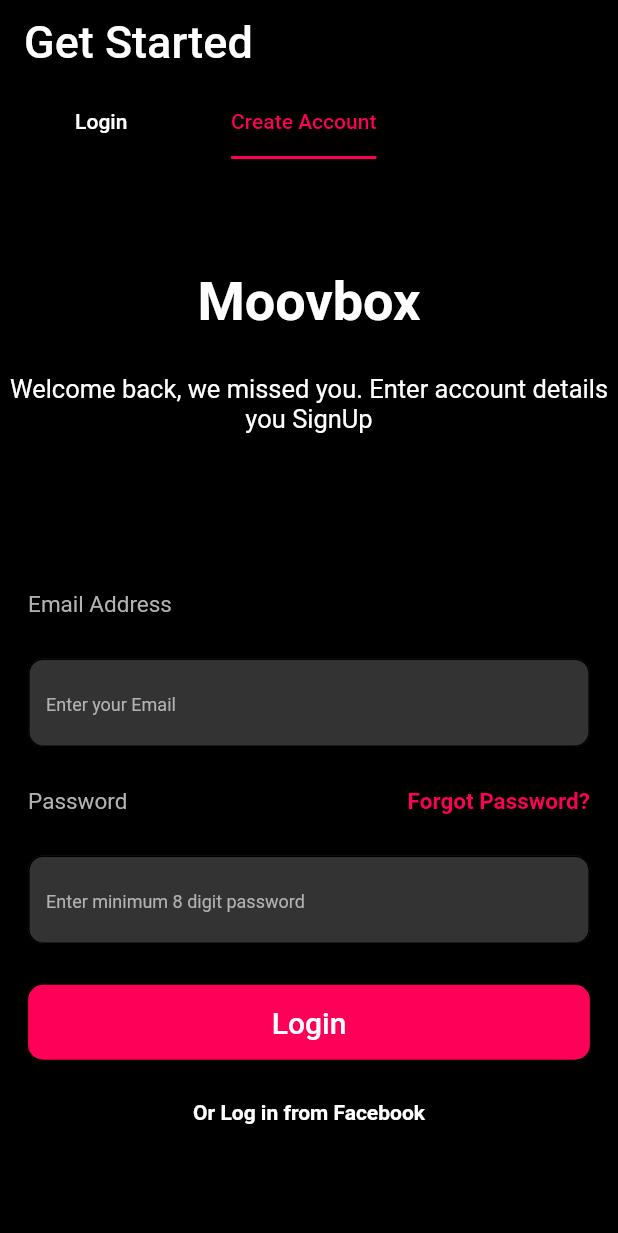
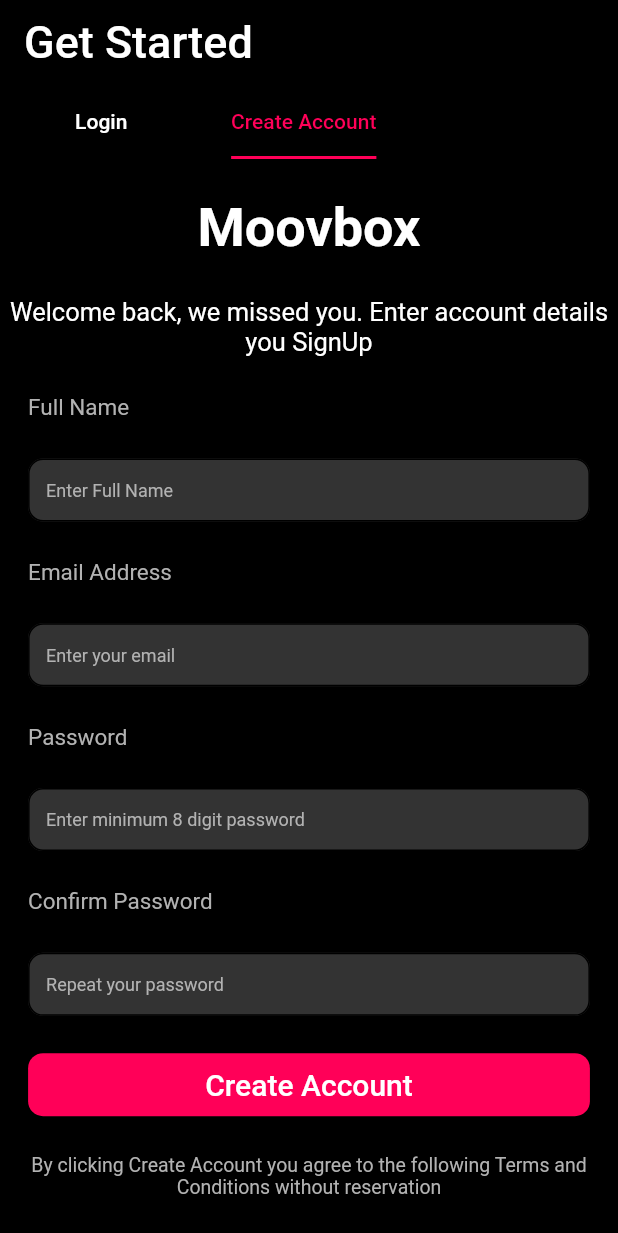
Before and after one commit to Zain-ul-abdin0/Movbox, a Flutter app: the screen it shows after launch, tab 2 chosen, on a phone screen of 412 x 824 dp. Shown: the top 1233 px of the screen. Run offline on Flutter 3.47's test engine with Material 2 defaults, Android fonts, the phone set to English and light mode, and no system bars.

Commit message:
Login and Sign Up is completed

```diff
--- /dev/null
+++ b/lib/components/LoginAndSignUp/Login.dart
@@ -0,0 +1,139 @@
+import 'package:flutter/material.dart';
+
+class Login extends StatelessWidget {
+  Login(this.name);
+
+  String name;
+
+  @override
+  Widget build(BuildContext context) {
+    return Container(
+      child: Column(
+        mainAxisAlignment: MainAxisAlignment.spaceEvenly,
+        mainAxisSize: MainAxisSize.min,
+        children: <Widget>[
+          SizedBox(
+            height: 20,
+          ),
+          Text(
+            'Moovbox',
+            style: TextStyle(
+                fontSize: 36, fontWeight: FontWeight.bold, color: Colors.white),
+          ),
+          Text(
+            'Welcome back, we missed you. Enter account details you $name',
+            textAlign: TextAlign.center,
+            style: TextStyle(
+              fontSize: 17,
+              color: Colors.white,
+            ),
+          ),
+          SizedBox(
+            height: 50,
+          ),
+          FieldName('Email Address', false),
+          TextInput('Enter your Email'),
+          FieldName('Password', true),
+          TextInput('Enter minimum 8 digit password'),
+          LoginBtn(),
+          Text(
+            'Or Log in from Facebook',
+            style: TextStyle(color: Colors.white, fontWeight: FontWeight.bold),
+          ),
+          SizedBox(
+            height: 20,
+          )
+        ],
+      ),
+    );
+  }
+}
+
+class TextInput extends StatelessWidget {
+  TextInput(this.hintText);
+  String hintText;
+  @override
+  Widget build(BuildContext context) {
+    return Container(
+      height: 42,
+      width: MediaQuery.of(context).size.width / 1.1,
+      child: TextField(
+          style: TextStyle(color: Colors.white),
+          decoration: InputDecoration(
+              enabledBorder: OutlineInputBorder(
+                  borderRadius: BorderRadius.all(Radius.circular(10))),
+              hintStyle: TextStyle(fontSize: 12.0, color: Color(0xffB2B2B2)),
+              hintText: hintText,
+              focusColor: Colors.white,
+              filled: true,
+              fillColor: Color(0xff333333))),
+    );
+  }
+}
+
+class FieldName extends StatelessWidget {
+  FieldName(this.name, this.check);
+  String name;
+  bool check;
+  @override
+  Widget build(BuildContext context) {
+    return Container(
+      width: MediaQuery.of(context).size.width / 1.1,
+      child: Align(
+        alignment: Alignment.bottomLeft,
+        child: Row(
+          mainAxisAlignment: MainAxisAlignment.spaceBetween,
+          children: <Widget>[
+            Text(
+              name,
+              style: TextStyle(
+                fontSize: 15,
+                color: Color(0xffB2B2B2),
+              ),
+            ),
+            check == true?
+
+                Text(
+                  'Forgot Password?',
+                  style: TextStyle(
+                    fontSize: 15,
+                    fontWeight: FontWeight.bold,
+                    color: Color(0xffFF0058),
+                  ),
+                )
+              :Text('xsom')
+
+          ],
+        ),
+      ),
+    );
+  }
+}
+
+class LoginBtn extends StatelessWidget {
+  @override
+  Widget build(BuildContext context) {
+    return Container(
+      width: MediaQuery.of(context).size.width / 1.1,
+      height: 42,
+      child: FlatButton(
+        shape: new RoundedRectangleBorder(
+          borderRadius: new BorderRadius.circular(10.0),
+        ),
+        color: Color(0xffFF0058),
+        textColor: Colors.white,
+        disabledColor: Colors.grey,
+        disabledTextColor: Colors.black,
+        padding: EdgeInsets.all(8.0),
+        splashColor: Colors.blueAccent,
+        onPressed: () {
+          /*...*/
+        },
+        child: Text(
+          "Login",
+          style: TextStyle(fontSize: 20.0),
+        ),
+      ),
+    );
+  }
+}
--- a/lib/components/LoginAndSignUp/Welcome.dart
+++ b/lib/components/LoginAndSignUp/SignUp.dart
@@ -1,7 +1,7 @@
 import 'package:flutter/material.dart';
 
-class LoginAndSignUp extends StatelessWidget {
-  LoginAndSignUp(this.name);
+class SignUp extends StatelessWidget {
+  SignUp(this.name);
 
   String name;
 
@@ -12,9 +12,7 @@ class LoginAndSignUp extends StatelessWidget {
         mainAxisAlignment: MainAxisAlignment.spaceEvenly,
         mainAxisSize: MainAxisSize.min,
         children: <Widget>[
-          SizedBox(
-            height: 20,
-          ),
+
           Text(
             'Moovbox',
             style: TextStyle(
@@ -28,21 +26,27 @@ class LoginAndSignUp extends StatelessWidget {
               color: Colors.white,
             ),
           ),
-          SizedBox(
-            height: 50,
-          ),
-          FieldName('Email Address', false),
-          TextInput('Enter your Email'),
-          FieldName('Password', true),
+
+
+          FieldName('Full Name'),
+          TextInput('Enter Full Name'),
+          FieldName('Email Address'),
+          TextInput('Enter your email'),
+
+
+          FieldName('Password'),
           TextInput('Enter minimum 8 digit password'),
+          FieldName('Confirm Password'),
+          TextInput('Repeat your password'),
+
           LoginBtn(),
           Text(
-            'Or Log in from Facebook',
-            style: TextStyle(color: Colors.white, fontWeight: FontWeight.bold),
+            'By clicking Create Account you agree to the following Terms and Conditions without reservation',
+                        textAlign: TextAlign.center,
+
+            style: TextStyle( fontSize: 13, color: Color(0xffB2B2B2)),
           ),
-          SizedBox(
-            height: 20,
-          )
+
         ],
       ),
     );
@@ -56,6 +60,7 @@ class TextInput extends StatelessWidget {
   Widget build(BuildContext context) {
     return Container(
       width: MediaQuery.of(context).size.width / 1.1,
+      height: 42,
       child: TextField(
           style: TextStyle(color: Colors.white),
           decoration: InputDecoration(
@@ -71,10 +76,9 @@ class TextInput extends StatelessWidget {
 }
 
 class FieldName extends StatelessWidget {
-  FieldName(this.name, this.check);
+  FieldName(this.name,);
   String name;
-  bool check;
-  @override
+   @override
   Widget build(BuildContext context) {
     return Container(
       width: MediaQuery.of(context).size.width / 1.1,
@@ -90,17 +94,7 @@ class FieldName extends StatelessWidget {
                 color: Color(0xffB2B2B2),
               ),
             ),
-            check == true?
 
-                Text(
-                  'Forgot Password?',
-                  style: TextStyle(
-                    fontSize: 15,
-                    fontWeight: FontWeight.bold,
-                    color: Color(0xffFF0058),
-                  ),
-                )
-              :Text('xsom')
 
           ],
         ),
@@ -114,7 +108,7 @@ class LoginBtn extends StatelessWidget {
   Widget build(BuildContext context) {
     return Container(
       width: MediaQuery.of(context).size.width / 1.1,
-      height: 50,
+      height: 42,
       child: FlatButton(
         shape: new RoundedRectangleBorder(
           borderRadius: new BorderRadius.circular(10.0),
@@ -129,7 +123,7 @@ class LoginBtn extends StatelessWidget {
           /*...*/
         },
         child: Text(
-          "Login",
+          "Create Account",
           style: TextStyle(fontSize: 20.0),
         ),
       ),
--- a/lib/main.dart
+++ b/lib/main.dart
@@ -1,5 +1,5 @@
 import 'package:flutter/material.dart';
-import 'package:moovbox/components/LoginAndSignUp/Welcome.dart';
+import 'package:moovbox/screens/LoginandSignUpNavigation.dart';
 
 void main() {
   runApp(MyApp());
@@ -8,53 +8,6 @@ void main() {
 class MyApp extends StatelessWidget {
   @override
   Widget build(BuildContext context) {
-    return Container(
-      child: MaterialApp(
-        home: DefaultTabController(
-          length: 2,
-          child: Scaffold(
-            backgroundColor: Colors.black,
-            appBar: AppBar(
-              title: Text(
-                "Get Started",
-                style: TextStyle(
-                  fontSize: 30,
-                ),
-              ),
-              backgroundColor: Colors.black,
-              bottom: PreferredSize(
-                preferredSize: Size.fromHeight(50),
-                child: Align(
-                  alignment: Alignment.bottomLeft,
-                  child: Container(
-                    width: 270,
-                    child: TabBar(
-                        unselectedLabelColor: Colors.white,
-                        indicatorSize: TabBarIndicatorSize.label,
-                        indicatorColor: Color(0xFFFF0058),
-                        labelColor: Color(0xFFFF0058),
-                        tabs: [
-                          Tab(
-                            child: Text("Login"),
-                          ),
-                          Tab(
-                            child: Text("Create Account"),
-                          ),
-                        ]),
-                  ),
-                ),
-              ),
-            ),
-            body: TabBarView(
-              children: [
-               LoginAndSignUp('Login'),
-               LoginAndSignUp( 'SignUp'),
-
-              ],
-            ),
-          ),
-        ),
-      ),
-    );
+    return LoginAndSignUp();
   }
 }
--- /dev/null
+++ b/lib/screens/LoginandSignUpNavigation.dart
@@ -0,0 +1,58 @@
+import 'package:flutter/material.dart';
+import 'package:moovbox/components/LoginAndSignUp/Login.dart';
+import 'package:moovbox/components/LoginAndSignUp/SignUp.dart';
+
+class LoginAndSignUp extends StatelessWidget {
+  @override
+  Widget build(BuildContext context) {
+    return Container(
+      child: MaterialApp(
+        home: DefaultTabController(
+          length: 2,
+          child: Scaffold(
+            backgroundColor: Colors.black,
+            appBar: AppBar(
+              title: Text(
+                "Get Started",
+                style: TextStyle(
+                  fontSize: 30,
+                ),
+              ),
+              backgroundColor: Colors.black,
+              bottom: PreferredSize(
+                preferredSize: Size.fromHeight(50),
+                child: Align(
+                  alignment: Alignment.bottomLeft,
+                  child: Container(
+                    width: 270,
+                    child: TabBar(
+                        unselectedLabelColor: Colors.white,
+                        indicatorSize: TabBarIndicatorSize.label,
+                        indicatorColor: Color(0xFFFF0058),
+                        labelColor: Color(0xFFFF0058),
+                        tabs: [
+                          Tab(
+                            child: Text("Login"),
+                          ),
+                          Tab(
+                            child: Text("Create Account"),
+                          ),
+                        ]),
+                  ),
+                ),
+              ),
+            ),
+            body: TabBarView(
+              children: [
+               Login('Login'),
+
+               SignUp( 'SignUp'),
+
+              ],
+            ),
+          ),
+        ),
+      ),
+    );
+  }
+}
```
Also changed, not shown: lib/screens/SignUp.dart (deleted).
